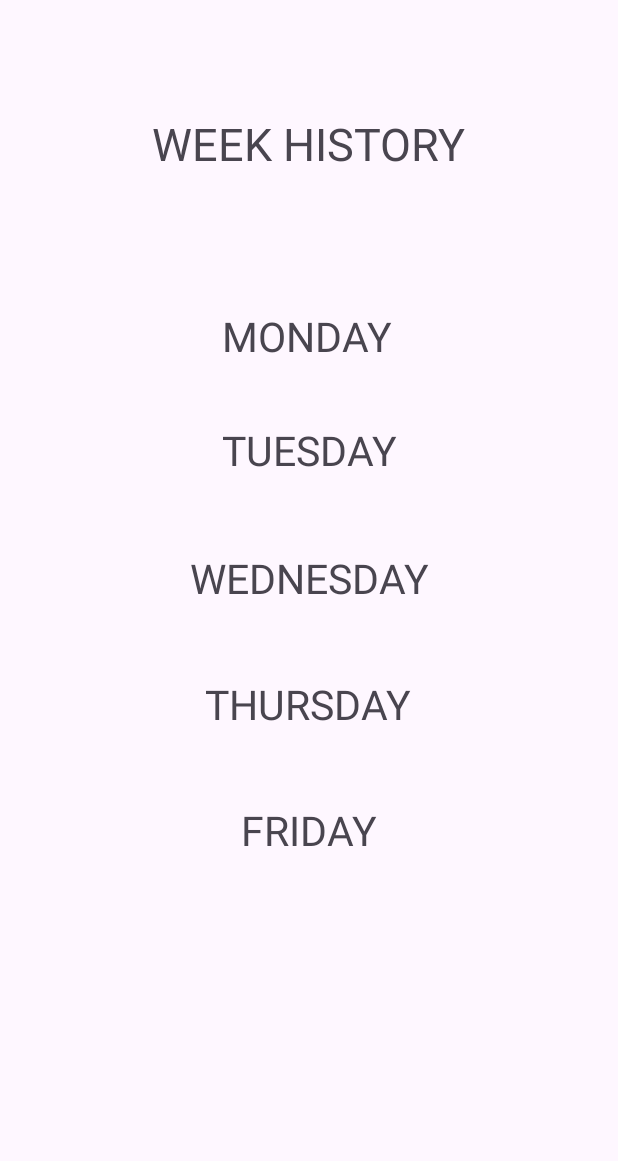
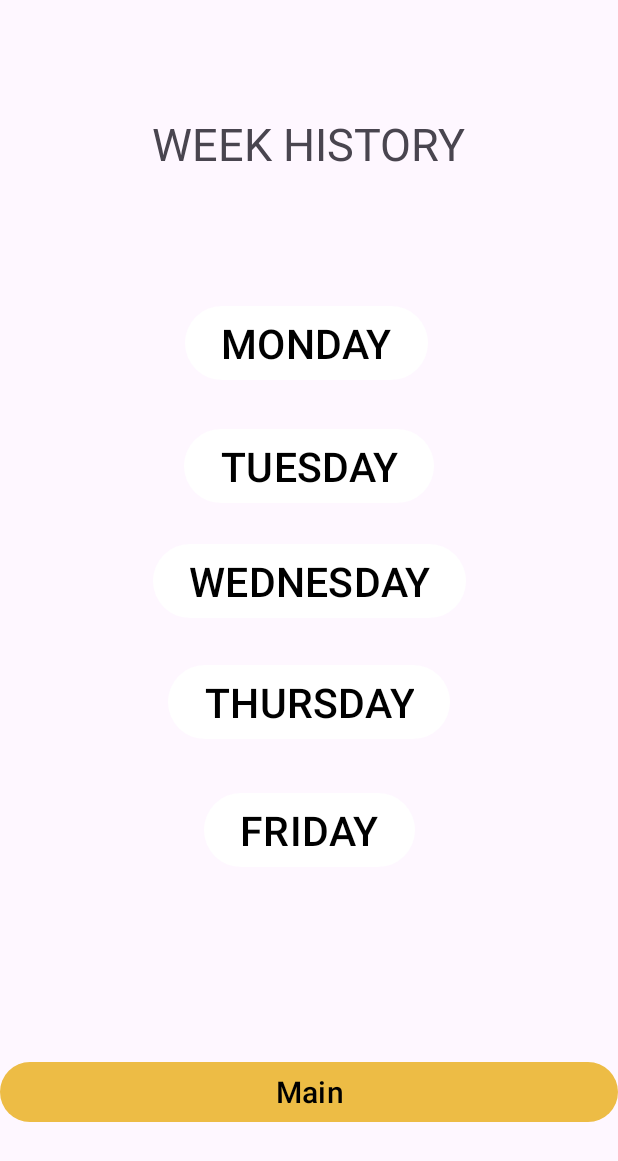
Before and after one commit to mengmengdm/ee2project, an Android app: the choose_week screen opened directly, with no data from a screen before it, on a phone screen of 412 x 824 dp. Shown: the top 1161 px of the screen. Run offline under Robolectric (Android 15) with nearby library versions, the phone set to English and light mode, and no system bars; our stand-ins replace navigation-ui.

Commit message:
Change the text to button in choose_week

```diff
--- a/app/src/main/java/com/example/myapplication/choose_week.java
+++ b/app/src/main/java/com/example/myapplication/choose_week.java
@@ -1,8 +1,15 @@
 package com.example.myapplication;
 
 import androidx.appcompat.app.AppCompatActivity;
+import androidx.navigation.ui.AppBarConfiguration;
 
+import android.content.Intent;
 import android.os.Bundle;
+import android.view.View;
+import android.widget.Button;
+
+import com.example.myapplication.databinding.ActivityChooseWeekBinding;
+import com.example.myapplication.databinding.ActivityCurrentInformation2Binding;
 
 public class choose_week extends AppCompatActivity {
 
@@ -10,5 +17,17 @@ public class choose_week extends AppCompatActivity {
     protected void onCreate(Bundle savedInstanceState) {
         super.onCreate(savedInstanceState);
         setContentView(R.layout.activity_choose_week);
+
+        Button myButton1 = findViewById(R.id.button_back_main);
+
+        // 为按钮设置点击监听器
+        myButton1.setOnClickListener(new View.OnClickListener() {
+            @Override
+            public void onClick(View v) {
+                //创建Intent以启动新的Activity
+                Intent intent = new Intent(getApplicationContext(), MainActivity.class);
+                startActivity(intent);
+            }
+        });
     }
 }
--- a/app/src/main/res/layout/activity_choose_week.xml
+++ b/app/src/main/res/layout/activity_choose_week.xml
@@ -18,61 +18,90 @@
         app:layout_constraintVertical_bias="0.096" />
 
 
-    <TextView
+    <Button
+        android:id="@+id/button_go_to_monday"
         android:layout_width="wrap_content"
         android:layout_height="wrap_content"
         android:text="MONDAY"
+        android:textColor="#000000"
         android:textSize="27dp"
+        app:backgroundTint="#FFFFFF"
         app:layout_constraintBottom_toBottomOf="parent"
         app:layout_constraintEnd_toEndOf="parent"
-        app:layout_constraintHorizontal_bias="0.495"
+        app:layout_constraintHorizontal_bias="0.492"
         app:layout_constraintStart_toStartOf="parent"
         app:layout_constraintTop_toTopOf="parent"
         app:layout_constraintVertical_bias="0.261" />
 
-    <TextView
+    <Button
+        android:id="@+id/button_go_to_tuesday"
         android:layout_width="wrap_content"
         android:layout_height="wrap_content"
         android:text="TUESDAY"
+        android:textColor="#000000"
         android:textSize="27dp"
+        app:backgroundTint="#FFFFFF"
         app:layout_constraintBottom_toBottomOf="parent"
         app:layout_constraintEnd_toEndOf="parent"
         app:layout_constraintStart_toStartOf="parent"
         app:layout_constraintTop_toTopOf="parent"
-        app:layout_constraintVertical_bias="0.358" />
+        app:layout_constraintVertical_bias="0.368" />
 
-    <TextView
+    <Button
+        android:id="@+id/button_go_to_wednsday"
         android:layout_width="wrap_content"
         android:layout_height="wrap_content"
         android:text="WEDNESDAY"
+        android:textColor="#000000"
         android:textSize="27dp"
+        app:backgroundTint="#FFFFFF"
         app:layout_constraintBottom_toBottomOf="parent"
         app:layout_constraintEnd_toEndOf="parent"
         app:layout_constraintStart_toStartOf="parent"
         app:layout_constraintTop_toTopOf="parent"
-        app:layout_constraintVertical_bias="0.466" />
+        app:layout_constraintVertical_bias="0.468" />
 
-    <TextView
+    <Button
+        android:id="@+id/button_go_to_thursday"
         android:layout_width="wrap_content"
         android:layout_height="wrap_content"
         android:text="THURSDAY"
+        android:textColor="#000000"
         android:textSize="27dp"
+        app:backgroundTint="#FFFFFF"
+        app:layout_constraintBottom_toBottomOf="parent"
+        app:layout_constraintEnd_toEndOf="parent"
+        app:layout_constraintStart_toStartOf="parent"
+        app:layout_constraintTop_toTopOf="parent"
+        app:layout_constraintVertical_bias="0.573" />
+
+    <Button
+        android:id="@+id/button_go_to_friday"
+        android:layout_width="wrap_content"
+        android:layout_height="wrap_content"
+        android:text="FRIDAY"
+        android:textColor="#000000"
+        android:textSize="27dp"
+        app:backgroundTint="#FFFFFF"
+        app:layout_constraintBottom_toBottomOf="parent"
+        app:layout_constraintEnd_toEndOf="parent"
+        app:layout_constraintStart_toStartOf="parent"
+        app:layout_constraintTop_toTopOf="parent"
+        app:layout_constraintVertical_bias="0.684" />
+
+    <Button
+        android:id="@+id/button_back_main"
+        android:layout_width="match_parent"
+        android:layout_height="wrap_content"
+        android:text="Main"
+        android:textColor="#000000"
+        android:textSize="20dp"
+        app:backgroundTint="#edbc45"
         app:layout_constraintBottom_toBottomOf="parent"
         app:layout_constraintEnd_toEndOf="parent"
         app:layout_constraintHorizontal_bias="0.498"
         app:layout_constraintStart_toStartOf="parent"
         app:layout_constraintTop_toTopOf="parent"
-        app:layout_constraintVertical_bias="0.573" />
-
-    <TextView
-        android:layout_width="wrap_content"
-        android:layout_height="wrap_content"
-        android:text="FRIDAY"
-        android:textSize="27dp"
-        app:layout_constraintBottom_toBottomOf="parent"
-        app:layout_constraintEnd_toEndOf="parent"
-        app:layout_constraintStart_toStartOf="parent"
-        app:layout_constraintTop_toTopOf="parent"
-        app:layout_constraintVertical_bias="0.68" />
+        app:layout_constraintVertical_bias="0.907" />
 
 </androidx.constraintlayout.widget.ConstraintLayout>
```
Also changed, not shown: app/src/main/java/com/example/myapplication/activity_current_information.java (+14 -1 lines), app/src/main/res/layout/activity_current_information2.xml (+19 -4 lines), app/src/main/res/layout/choose_week.xml (deleted, +0 -82 lines).
